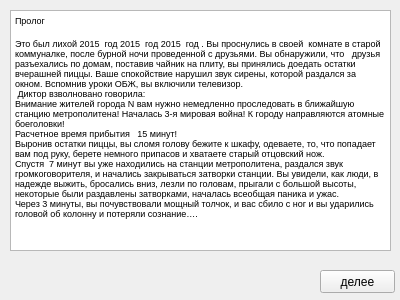
Old version of the form prolog.ui in the repository KomandaB/-1.
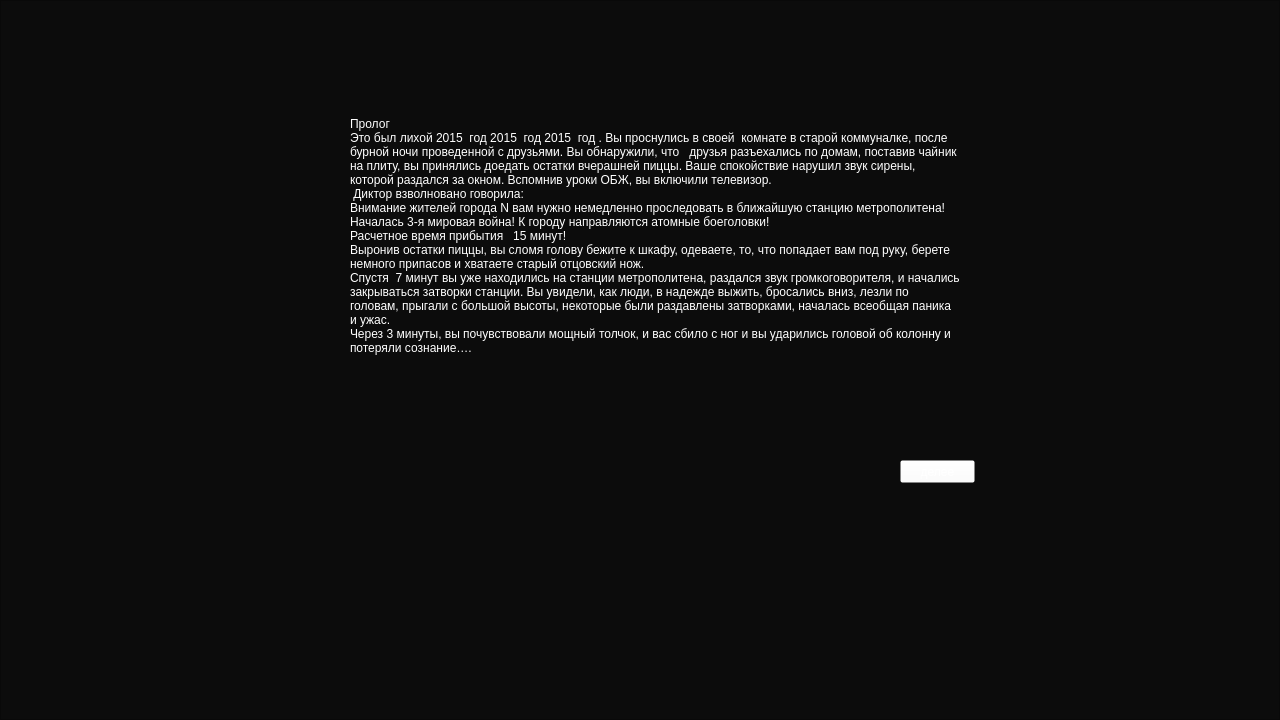
New version of the form.

What changed in the file:
```diff
--- a/prolog.ui
+++ b/prolog.ui
@@ -6,36 +6,45 @@
    <rect>
     <x>0</x>
     <y>0</y>
-    <width>400</width>
-    <height>300</height>
+    <width>1280</width>
+    <height>720</height>
    </rect>
   </property>
   <property name="windowTitle">
    <string>Form</string>
   </property>
-  <widget class="QTextEdit" name="textEdit">
-   <property name="geometry">
-    <rect>
-     <x>10</x>
-     <y>10</y>
-     <width>381</width>
-     <height>241</height>
-    </rect>
-   </property>
-   <property name="html">
-    <string>&lt;!DOCTYPE HTML PUBLIC &quot;-//W3C//DTD HTML 4.0//EN&quot; &quot;http://www.w3.org/TR/REC-html40/strict.dtd&quot;&gt;
-&lt;html&gt;&lt;head&gt;&lt;meta name=&quot;qrichtext&quot; content=&quot;1&quot; /&gt;&lt;style type=&quot;text/css&quot;&gt;
-p, li { white-space: pre-wrap; }
-&lt;/style&gt;&lt;/head&gt;&lt;body style=&quot; font-family:'MS Shell Dlg 2'; font-size:8.25pt; font-weight:400; font-style:normal;&quot;&gt;
-&lt;p style=&quot; margin-top:12px; margin-bottom:12px; margin-left:0px; margin-right:0px; -qt-block-indent:0; text-indent:0px;&quot;&gt;&lt;span style=&quot; font-size:7pt;&quot;&gt;Пролог &lt;/span&gt;&lt;/p&gt;
-&lt;p style=&quot; margin-top:12px; margin-bottom:12px; margin-left:0px; margin-right:0px; -qt-block-indent:0; text-indent:0px;&quot;&gt;&lt;span style=&quot; font-family:'Calibri,sans-serif'; font-size:7pt;&quot;&gt;Это был лихой 2015  год 2015  год 2015  год . Вы проснулись в своей  комнате в старой коммуналке, после бурной ночи проведенной с друзьями. Вы обнаружили, что   друзья разъехались по домам, поставив чайник на плиту, вы принялись доедать остатки вчерашней пиццы. Ваше спокойствие нарушил звук сирены, которой раздался за окном. Вспомнив уроки ОБЖ, вы включили телевизор.&lt;br /&gt; Диктор взволновано говорила: &lt;br /&gt;Внимание жителей города N вам нужно немедленно проследовать в ближайшую станцию метрополитена! Началась 3-я мировая война! К городу направляются атомные боеголовки! &lt;br /&gt;Расчетное время прибытия   15 минут! &lt;br /&gt;Выронив остатки пиццы, вы сломя голову бежите к шкафу, одеваете, то, что попадает вам под руку, берете немного припасов и хватаете старый отцовский нож.&lt;br /&gt;Спустя  7 минут вы уже находились на станции метрополитена, раздался звук громкоговорителя, и начались закрываться затворки станции. Вы увидели, как люди, в надежде выжить, бросались вниз, лезли по головам, прыгали с большой высоты, некоторые были раздавлены затворками, началась всеобщая паника и ужас. &lt;br /&gt;Через 3 минуты, вы почувствовали мощный толчок, и вас сбило с ног и вы ударились головой об колонну и потеряли сознание….&lt;/span&gt;&lt;/p&gt;&lt;/body&gt;&lt;/html&gt;</string>
-   </property>
-  </widget>
+  <property name="styleSheet">
+   <string notr="true">QTextEdit{
+font: 6pt &quot;Press Start 2P&quot;;
+color: white;
+	background-color: rgba(255, 255, 255, 0);
+
+}
+
+QPushButton { 
+background-color: rgba(255, 255, 255, 0);
+color:white;
+}
+
+QPushButton:hover{
+
+color: rgb(122, 122, 122);
+}
+QPushButton:pressed{
+color:rgb(208, 0, 177);
+}
+
+QLabel{
+font: 7pt &quot;Press Start 2P&quot;;
+color: rgb(255, 255, 255);
+}
+</string>
+  </property>
   <widget class="QPushButton" name="go_to_menu">
    <property name="geometry">
     <rect>
-     <x>320</x>
-     <y>270</y>
+     <x>900</x>
+     <y>460</y>
      <width>75</width>
      <height>23</height>
     </rect>
@@ -44,6 +53,48 @@
     <string>делее</string>
    </property>
   </widget>
+  <widget class="QGraphicsView" name="graphicsView">
+   <property name="geometry">
+    <rect>
+     <x>0</x>
+     <y>0</y>
+     <width>1280</width>
+     <height>720</height>
+    </rect>
+   </property>
+   <property name="styleSheet">
+    <string notr="true">background-color: rgb(12, 12, 12);</string>
+   </property>
+  </widget>
+  <widget class="QLabel" name="label">
+   <property name="geometry">
+    <rect>
+     <x>350</x>
+     <y>30</y>
+     <width>611</width>
+     <height>411</height>
+    </rect>
+   </property>
+   <property name="layoutDirection">
+    <enum>Qt::LeftToRight</enum>
+   </property>
+   <property name="text">
+    <string>Пролог 
+Это был лихой 2015  год 2015  год 2015  год . Вы проснулись в своей  комнате в старой коммуналке, после бурной ночи проведенной с друзьями. Вы обнаружили, что   друзья разъехались по домам, поставив чайник на плиту, вы принялись доедать остатки вчерашней пиццы. Ваше спокойствие нарушил звук сирены, которой раздался за окном. Вспомнив уроки ОБЖ, вы включили телевизор.
+ Диктор взволновано говорила: 
+Внимание жителей города N вам нужно немедленно проследовать в ближайшую станцию метрополитена! Началась 3-я мировая война! К городу направляются атомные боеголовки! 
+Расчетное время прибытия   15 минут! 
+Выронив остатки пиццы, вы сломя голову бежите к шкафу, одеваете, то, что попадает вам под руку, берете немного припасов и хватаете старый отцовский нож.
+Спустя  7 минут вы уже находились на станции метрополитена, раздался звук громкоговорителя, и начались закрываться затворки станции. Вы увидели, как люди, в надежде выжить, бросались вниз, лезли по головам, прыгали с большой высоты, некоторые были раздавлены затворками, началась всеобщая паника и ужас. 
+Через 3 минуты, вы почувствовали мощный толчок, и вас сбило с ног и вы ударились головой об колонну и потеряли сознание….</string>
+   </property>
+   <property name="wordWrap">
+    <bool>true</bool>
+   </property>
+  </widget>
+  <zorder>graphicsView</zorder>
+  <zorder>go_to_menu</zorder>
+  <zorder>label</zorder>
  </widget>
  <resources/>
  <connections/>
```
